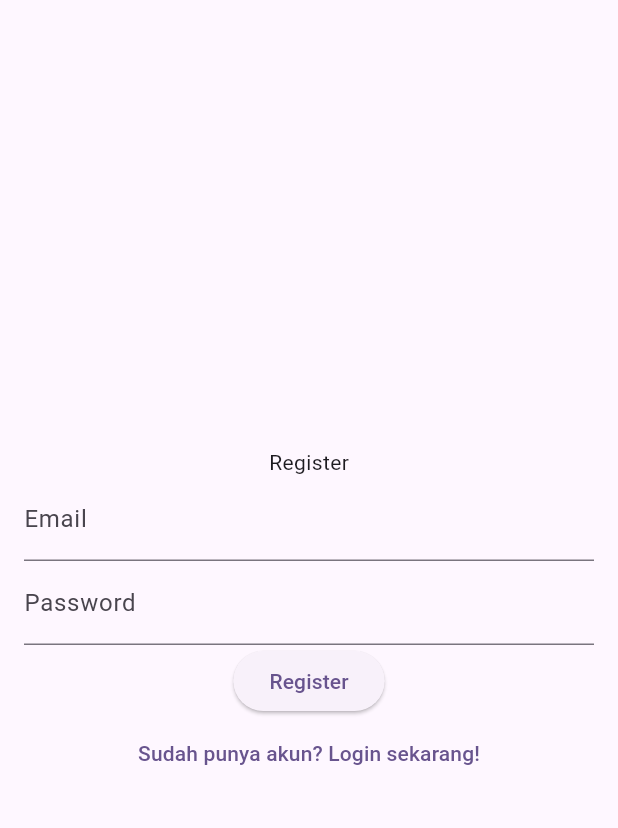
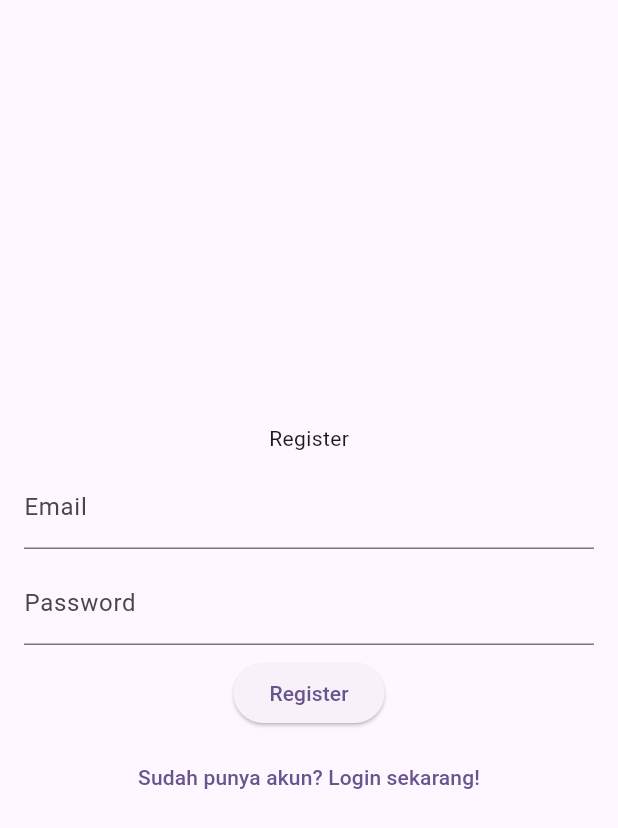
Before and after one commit to Abdurrafi07/20220140103_act4, a Flutter app: the screen it shows after launch, after a tap on "Belum punya akun? Daftar", on a phone screen of 412 x 824 dp. Shown: the top 828 px of the screen. Run offline on Flutter 3.47's test engine with Material 3 defaults, Android fonts, the phone set to English and light mode, and no system bars.

Commit message:
Menambahkan spacing pada column pada login_page dan register_page

```diff
--- a/lib/login_page.dart
+++ b/lib/login_page.dart
@@ -27,7 +27,9 @@ class _LoginPageState extends State<LoginPage> {
         key: _formKey,
         child: Padding(
           padding: const EdgeInsets.all(16.0),
-          child: Column(mainAxisAlignment: MainAxisAlignment.center,
+          child: Column(
+            spacing: 8,
+            mainAxisAlignment: MainAxisAlignment.center,
           children: [
             Text('Login'),
             TextFormField(
--- a/lib/register_page.dart
+++ b/lib/register_page.dart
@@ -24,6 +24,7 @@ class _RegisterPageState extends State<RegisterPage> {
         child: Padding(
           padding: const EdgeInsets.all(16.0),
           child: Column(
+            spacing: 8,
             mainAxisAlignment: MainAxisAlignment.center,
             children: [
               const Text('Register'),
```
